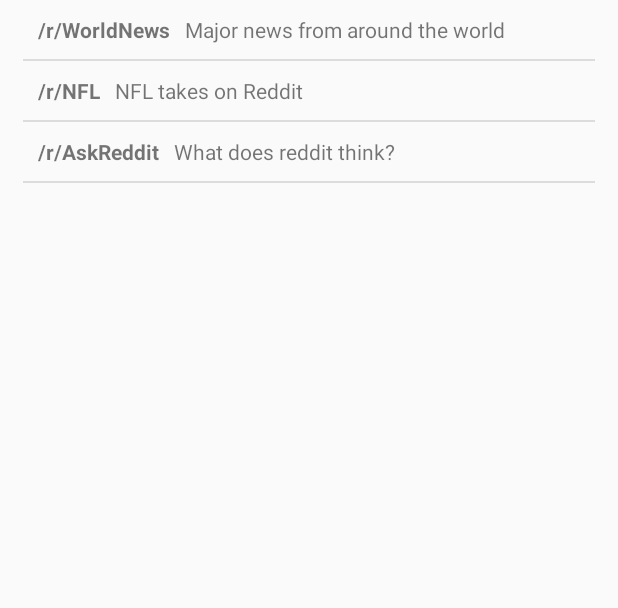
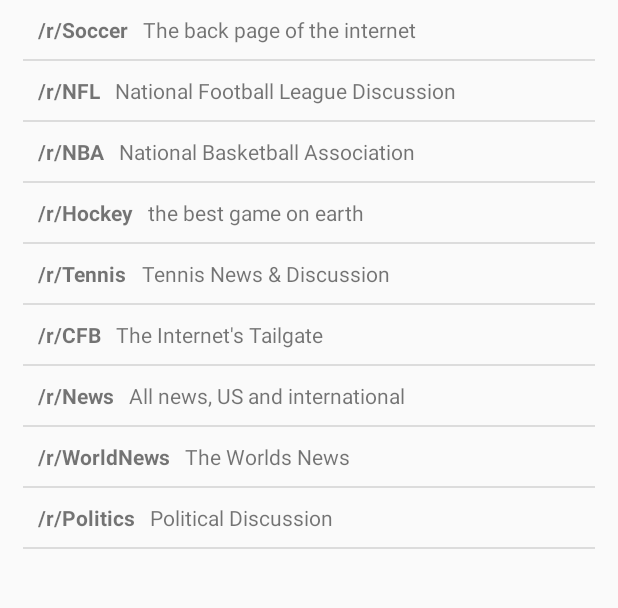
Before and after one commit to LiveThread/android, an Android app: the screen it shows after launch (SubredditActivity), on a phone screen of 412 x 824 dp, the part 278-886 px from its top. Run offline under Robolectric (Android 15) with nearby library versions, the phone set to English and light mode, and no system bars.

Commit message:
added subreddits

```diff
--- a/app/src/main/java/guru/nickthompson/livethread/activities/PostActivity.java
+++ b/app/src/main/java/guru/nickthompson/livethread/activities/PostActivity.java
@@ -8,6 +8,7 @@ import android.support.v7.widget.LinearLayoutManager;
 import android.support.v7.widget.RecyclerView;
 import android.support.v7.widget.Toolbar;
 import android.util.Log;
+import android.view.View;
 import android.widget.ProgressBar;
 import android.widget.TextView;
 
--- a/app/src/main/java/guru/nickthompson/livethread/fragments/SelectSubredditFragment.java
+++ b/app/src/main/java/guru/nickthompson/livethread/fragments/SelectSubredditFragment.java
@@ -55,9 +55,15 @@ public class SelectSubredditFragment extends Fragment implements View.OnClickLis
     private void setupSuggestedSubreddits() {
         subreddits = new ArrayList<Subreddit>();
         /// TODO: populate
-        subreddits.add(new Subreddit("WorldNews", "Major news from around the world"));
-        subreddits.add(new Subreddit("NFL", "NFL takes on Reddit"));
-        subreddits.add(new Subreddit("AskReddit", "What does reddit think?"));
+        subreddits.add(new Subreddit("Soccer", "The back page of the internet"));
+        subreddits.add(new Subreddit("NFL", "National Football League Discussion"));
+        subreddits.add(new Subreddit("NBA", "National Basketball Association"));
+        subreddits.add(new Subreddit("Hockey", "the best game on earth"));
+        subreddits.add(new Subreddit("Tennis", "Tennis News & Discussion"));
+        subreddits.add(new Subreddit("CFB", "The Internet's Tailgate"));
+        subreddits.add(new Subreddit("News", "All news, US and international"));
+        subreddits.add(new Subreddit("WorldNews", "The Worlds News"));
+        subreddits.add(new Subreddit("Politics", "Political Discussion"));
 
         SubredditAdapter adapter = new SubredditAdapter(getContext(), subreddits);
         mListView.setAdapter(adapter);
```
